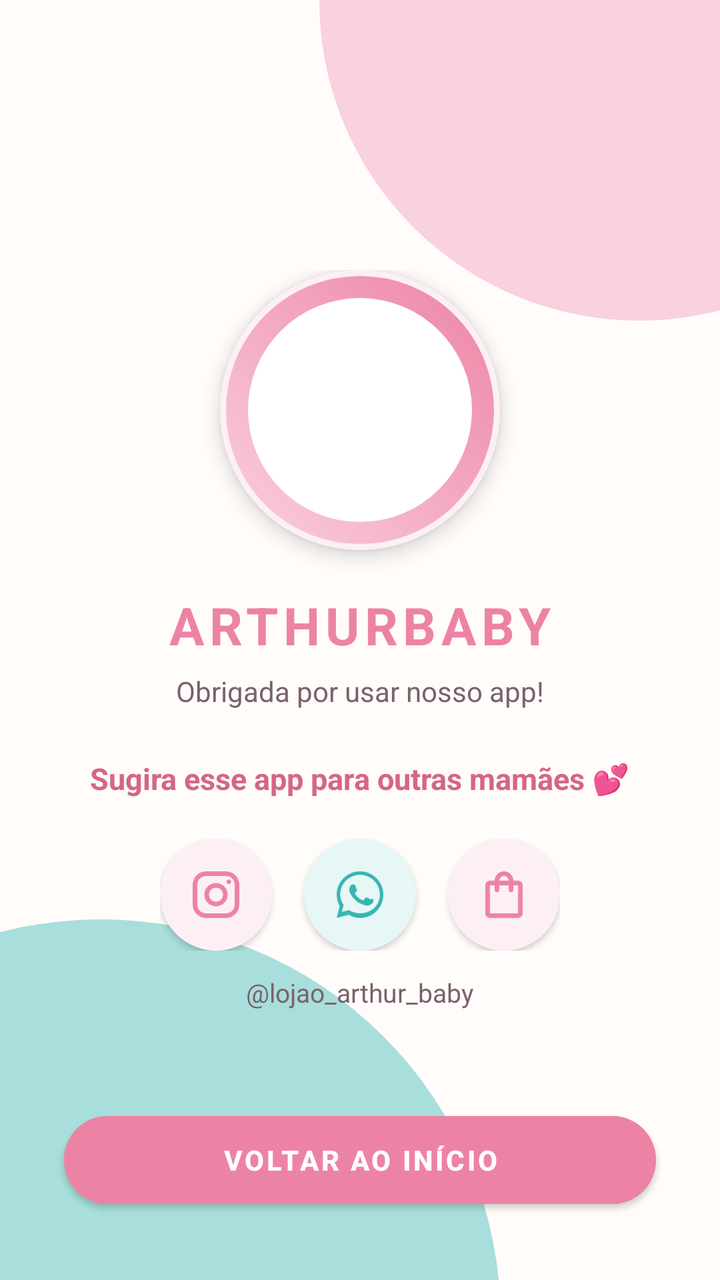
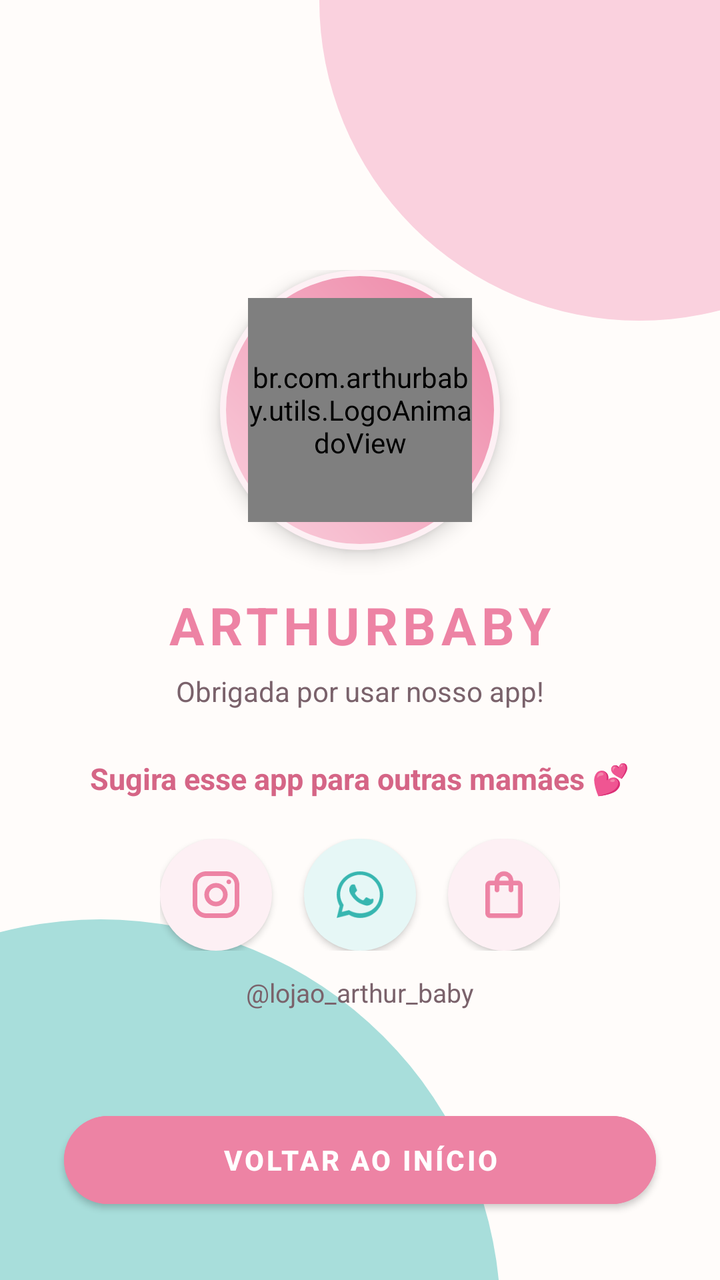

The first picture is an Android layout as it rendered before a commit; the second is the same layout after the commit. The layout source and the unified diff follow.
<!-- AndroidManifest.xml: application theme Theme.ArthurBaby -->
<!-- res/layout/fragment_branding_final.xml -->
<?xml version="1.0" encoding="utf-8"?>
<RelativeLayout xmlns:android="http://schemas.android.com/apk/res/android"
    xmlns:app="http://schemas.android.com/apk/res-auto"
    android:layout_width="match_parent"
    android:layout_height="match_parent"
    android:background="@color/branco_quente">

    
    <View
        android:layout_width="320dp"
        android:layout_height="320dp"
        android:layout_alignParentTop="true"
        android:layout_alignParentEnd="true"
        android:layout_marginTop="-160dp"
        android:layout_marginEnd="-120dp"
        android:background="@drawable/bg_splash_top" />

    <View
        android:layout_width="400dp"
        android:layout_height="400dp"
        android:layout_alignParentBottom="true"
        android:layout_alignParentStart="true"
        android:layout_marginBottom="-220dp"
        android:layout_marginStart="-150dp"
        android:background="@drawable/bg_splash_bottom" />

    <LinearLayout
        android:layout_width="match_parent"
        android:layout_height="wrap_content"
        android:layout_centerInParent="true"
        android:orientation="vertical"
        android:gravity="center"
        android:paddingHorizontal="32dp">

        <FrameLayout
            android:layout_width="140dp"
            android:layout_height="140dp"
            android:background="@drawable/bg_avatar_anel"
            android:elevation="6dp">

            <FrameLayout
                android:layout_width="112dp"
                android:layout_height="112dp"
                android:layout_gravity="center"
                android:background="@drawable/bg_avatar_interno">

                <ImageView
                    android:layout_width="110dp"
                    android:layout_height="110dp"
                    android:layout_gravity="center"
                    android:src="@mipmap/ic_launcher"
                    android:contentDescription="Logo ArthurBaby" />
            </FrameLayout>
        </FrameLayout>

        <TextView
            android:layout_width="wrap_content"
            android:layout_height="wrap_content"
            android:text="ARTHURBABY"
            android:textColor="@color/rosa_arthur"
            android:textSize="26sp"
            android:textStyle="bold"
            android:letterSpacing="0.1"
            android:layout_marginTop="20dp" />

        <TextView
            android:layout_width="wrap_content"
            android:layout_height="wrap_content"
            android:text="Obrigada por usar nosso app!"
            android:textColor="@color/cinza_medio"
            android:textSize="14sp"
            android:layout_marginTop="6dp" />

        <TextView
            android:layout_width="wrap_content"
            android:layout_height="wrap_content"
            android:text="Sugira esse app para outras mamães 💕"
            android:textColor="@color/rosa_escuro"
            android:textSize="15sp"
            android:textStyle="bold"
            android:gravity="center"
            android:layout_marginTop="24dp" />

        
        <LinearLayout
            android:layout_width="wrap_content"
            android:layout_height="wrap_content"
            android:orientation="horizontal"
            android:gravity="center"
            android:layout_marginTop="20dp">

            <FrameLayout
                android:id="@+id/btnInstagram"
                android:layout_width="56dp"
                android:layout_height="56dp"
                android:background="@drawable/bg_circulo_categoria_suave"
                android:elevation="2dp">

                <ImageView
                    android:layout_width="28dp"
                    android:layout_height="28dp"
                    android:layout_gravity="center"
                    android:src="@drawable/ic_instagram"
                    app:tint="@color/rosa_arthur"
                    android:contentDescription="Instagram" />
            </FrameLayout>

            <FrameLayout
                android:id="@+id/btnWhatsapp"
                android:layout_width="56dp"
                android:layout_height="56dp"
                android:background="@drawable/bg_circulo_verde_suave"
                android:layout_marginStart="16dp"
                android:elevation="2dp">

                <ImageView
                    android:layout_width="28dp"
                    android:layout_height="28dp"
                    android:layout_gravity="center"
                    android:src="@drawable/ic_whatsapp"
                    app:tint="@color/verde_arthur"
                    android:contentDescription="WhatsApp" />
            </FrameLayout>

            <FrameLayout
                android:id="@+id/btnShopee"
                android:layout_width="56dp"
                android:layout_height="56dp"
                android:background="@drawable/bg_circulo_categoria_suave"
                android:layout_marginStart="16dp"
                android:elevation="2dp">

                <ImageView
                    android:layout_width="28dp"
                    android:layout_height="28dp"
                    android:layout_gravity="center"
                    android:src="@drawable/ic_shopee"
                    app:tint="@color/rosa_arthur"
                    android:contentDescription="Shopee" />
            </FrameLayout>
        </LinearLayout>

        <TextView
            android:layout_width="wrap_content"
            android:layout_height="wrap_content"
            android:text="@lojao_arthur_baby"
            android:textColor="@color/cinza_medio"
            android:textSize="13sp"
            android:layout_marginTop="12dp" />
    </LinearLayout>

    <com.google.android.material.button.MaterialButton
        android:id="@+id/btnVoltarInicio"
        android:layout_width="match_parent"
        android:layout_height="56dp"
        android:layout_alignParentBottom="true"
        android:layout_marginHorizontal="32dp"
        android:layout_marginBottom="32dp"
        android:text="VOLTAR AO INÍCIO"
        android:backgroundTint="@color/rosa_arthur"
        android:textColor="@color/branco"
        android:textStyle="bold"
        app:cornerRadius="28dp" />

</RelativeLayout>
<!-- resources referenced by this layout -->
<resources>
  <color name="branco">#FFFFFF</color>
  <color name="branco_quente">#FFFCFA</color>
  <color name="cinza_medio">#7A626B</color>
  <color name="rosa_arthur">#ED83A4</color>
  <color name="rosa_escuro">#D56586</color>
  <color name="verde_arthur">#37B6B0</color>
  <!-- drawable bg_avatar_anel (drawable) -->
  <?xml version="1.0" encoding="utf-8"?>
  <shape xmlns:android="http://schemas.android.com/apk/res/android"
      android:shape="oval">
      <gradient
          android:startColor="@color/rosa_claro"
          android:endColor="@color/rosa_arthur"
          android:angle="45" />
      <stroke android:width="3dp" android:color="@color/rosa_suave" />
  </shape>
  <!-- drawable bg_avatar_interno (drawable) -->
  <?xml version="1.0" encoding="utf-8"?>
  <shape xmlns:android="http://schemas.android.com/apk/res/android"
      android:shape="oval">
      <solid android:color="@color/branco" />
  </shape>
  <!-- drawable bg_circulo_categoria_suave (drawable) -->
  <?xml version="1.0" encoding="utf-8"?>
  <shape xmlns:android="http://schemas.android.com/apk/res/android"
      android:shape="oval">
      <solid android:color="@color/rosa_suave" />
  </shape>
  <!-- drawable bg_circulo_verde_suave (drawable) -->
  <?xml version="1.0" encoding="utf-8"?>
  <shape xmlns:android="http://schemas.android.com/apk/res/android"
      android:shape="oval">
      <solid android:color="#E6F7F6" />
  </shape>
  <!-- drawable bg_splash_bottom (drawable) -->
  <?xml version="1.0" encoding="utf-8"?>
  <shape xmlns:android="http://schemas.android.com/apk/res/android"
      android:shape="oval">
      <solid android:color="#A8DEDB" />
  </shape>
  <!-- drawable bg_splash_top (drawable) -->
  <?xml version="1.0" encoding="utf-8"?>
  <shape xmlns:android="http://schemas.android.com/apk/res/android"
      android:shape="oval">
      <solid android:color="#FAD1DE" />
  </shape>
  <!-- drawable ic_instagram (drawable) -->
  <vector xmlns:android="http://schemas.android.com/apk/res/android"
      android:width="24dp"
      android:height="24dp"
      android:viewportWidth="24"
      android:viewportHeight="24">
      <path
          android:fillColor="#FF000000"
          android:pathData="M7.8,2h8.4C19.4,2 22,4.6 22,7.8v8.4c0,3.2 -2.6,5.8 -5.8,5.8H7.8C4.6,22 2,19.4 2,16.2V7.8C2,4.6 4.6,2 7.8,2zM7.8,4C5.6,4 4,5.6 4,7.8v8.4C4,18.4 5.6,20 7.8,20h8.4c2.2,0 3.8,-1.6 3.8,-3.8V7.8C20,5.6 18.4,4 16.2,4H7.8zM12,7c2.76,0 5,2.24 5,5s-2.24,5 -5,5 -5,-2.24 -5,-5 2.24,-5 5,-5zM12,9c-1.66,0 -3,1.34 -3,3s1.34,3 3,3 3,-1.34 3,-3 -1.34,-3 -3,-3zM17.5,5.5c0.55,0 1,0.45 1,1s-0.45,1 -1,1 -1,-0.45 -1,-1 0.45,-1 1,-1z"/>
  </vector>
  <!-- drawable ic_shopee (drawable) -->
  <vector xmlns:android="http://schemas.android.com/apk/res/android"
      android:width="24dp"
      android:height="24dp"
      android:viewportWidth="24"
      android:viewportHeight="24">
      <path
          android:fillColor="#FF000000"
          android:pathData="M18,6h-2c0,-2.21 -1.79,-4 -4,-4S8,3.79 8,6H6C4.9,6 4,6.9 4,8v12c0,1.1 0.9,2 2,2h12c1.1,0 2,-0.9 2,-2V8C20,6.9 19.1,6 18,6zM12,4c1.1,0 2,0.9 2,2h-4C10,4.9 10.9,4 12,4zM18,20H6V8h2v2c0,0.55 0.45,1 1,1s1,-0.45 1,-1V8h4v2c0,0.55 0.45,1 1,1s1,-0.45 1,-1V8h2V20z"/>
  </vector>
  <!-- mipmap ic_launcher (mipmap-anydpi-v26) -->
  <?xml version="1.0" encoding="utf-8"?>
  <adaptive-icon xmlns:android="http://schemas.android.com/apk/res/android">
      <background android:drawable="@color/ic_launcher_background"/>
      <foreground android:drawable="@mipmap/ic_launcher_foreground"/>
      <monochrome android:drawable="@mipmap/ic_launcher_foreground"/>
  </adaptive-icon>
  <color name="rosa_claro">#FAD1DE</color>
  <color name="rosa_suave">#FDF0F4</color>
  <color name="ic_launcher_background">#37B6B0</color>
  <color name="verde_escuro">#2A8F8A</color>
  <color name="fundo_claro">#FBF6F8</color>
  <color name="texto_primario">#3D2E34</color>
  <!-- unchanged entries left out for length: 2 -->
</resources>

<!-- the commit's change to res/layout/fragment_branding_final.xml (unified diff, before → after) -->
@@ -44,12 +44,10 @@
                 android:layout_gravity="center"
                 android:background="@drawable/bg_avatar_interno">
 
-                <ImageView
-                    android:layout_width="110dp"
-                    android:layout_height="110dp"
-                    android:layout_gravity="center"
-                    android:src="@mipmap/ic_launcher"
-                    android:contentDescription="Logo ArthurBaby" />
+                <br.com.arthurbaby.utils.LogoAnimadoView
+                    android:layout_width="112dp"
+                    android:layout_height="112dp"
+                    android:layout_gravity="center" />
             </FrameLayout>
         </FrameLayout>
 
@@ -91,6 +89,8 @@
 
             <FrameLayout
                 android:id="@+id/btnInstagram"
+                android:tooltipText="Abrir nosso Instagram"
+                android:contentDescription="Abrir nosso Instagram"
                 android:layout_width="56dp"
                 android:layout_height="56dp"
                 android:background="@drawable/bg_circulo_categoria_suave"
@@ -107,6 +107,8 @@
 
             <FrameLayout
                 android:id="@+id/btnWhatsapp"
+                android:tooltipText="Falar no WhatsApp"
+                android:contentDescription="Falar no WhatsApp"
                 android:layout_width="56dp"
                 android:layout_height="56dp"
                 android:background="@drawable/bg_circulo_verde_suave"
@@ -124,6 +126,8 @@
 
             <FrameLayout
                 android:id="@+id/btnShopee"
+                android:tooltipText="Ver nossa loja na Shopee"
+                android:contentDescription="Ver nossa loja na Shopee"
                 android:layout_width="56dp"
                 android:layout_height="56dp"
                 android:background="@drawable/bg_circulo_categoria_suave"
<!-- resource entries referenced after the edit -->
@@ -66,16 +66,8 @@
           android:fillColor="#FF000000"
           android:pathData="M18,6h-2c0,-2.21 -1.79,-4 -4,-4S8,3.79 8,6H6C4.9,6 4,6.9 4,8v12c0,1.1 0.9,2 2,2h12c1.1,0 2,-0.9 2,-2V8C20,6.9 19.1,6 18,6zM12,4c1.1,0 2,0.9 2,2h-4C10,4.9 10.9,4 12,4zM18,20H6V8h2v2c0,0.55 0.45,1 1,1s1,-0.45 1,-1V8h4v2c0,0.55 0.45,1 1,1s1,-0.45 1,-1V8h2V20z"/>
   </vector>
-  <!-- mipmap ic_launcher (mipmap-anydpi-v26) -->
-  <?xml version="1.0" encoding="utf-8"?>
-  <adaptive-icon xmlns:android="http://schemas.android.com/apk/res/android">
-      <background android:drawable="@color/ic_launcher_background"/>
-      <foreground android:drawable="@mipmap/ic_launcher_foreground"/>
-      <monochrome android:drawable="@mipmap/ic_launcher_foreground"/>
-  </adaptive-icon>
   <color name="rosa_claro">#FAD1DE</color>
   <color name="rosa_suave">#FDF0F4</color>
-  <color name="ic_launcher_background">#37B6B0</color>
   <color name="verde_escuro">#2A8F8A</color>
   <color name="fundo_claro">#FBF6F8</color>
   <color name="texto_primario">#3D2E34</color>
